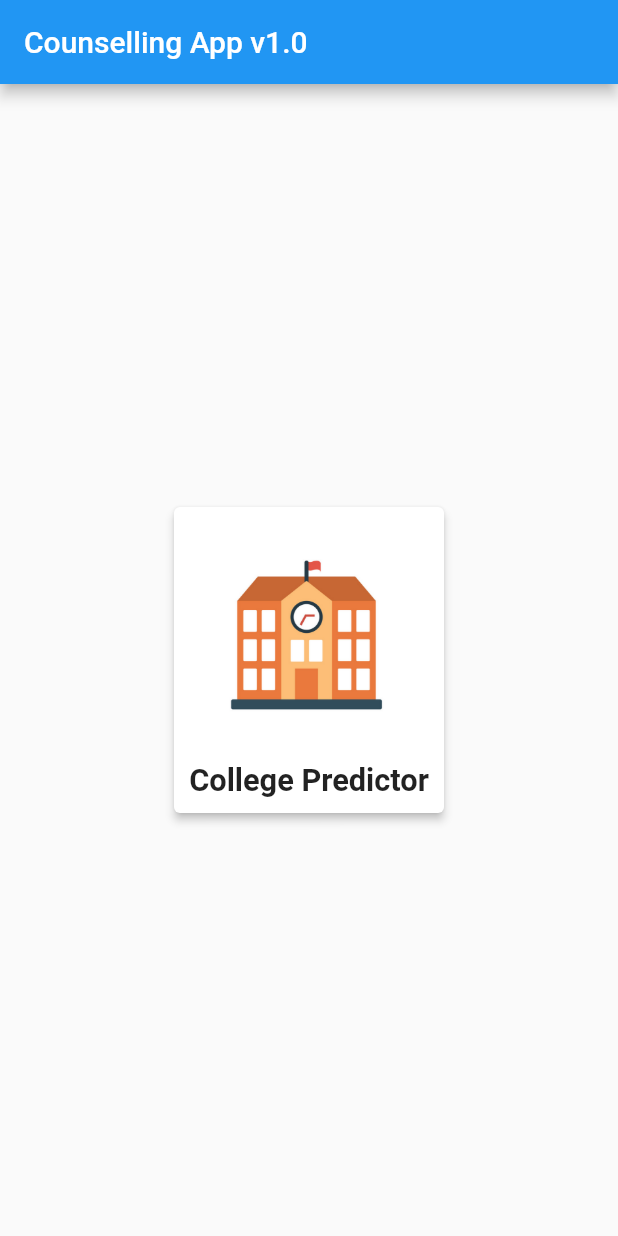
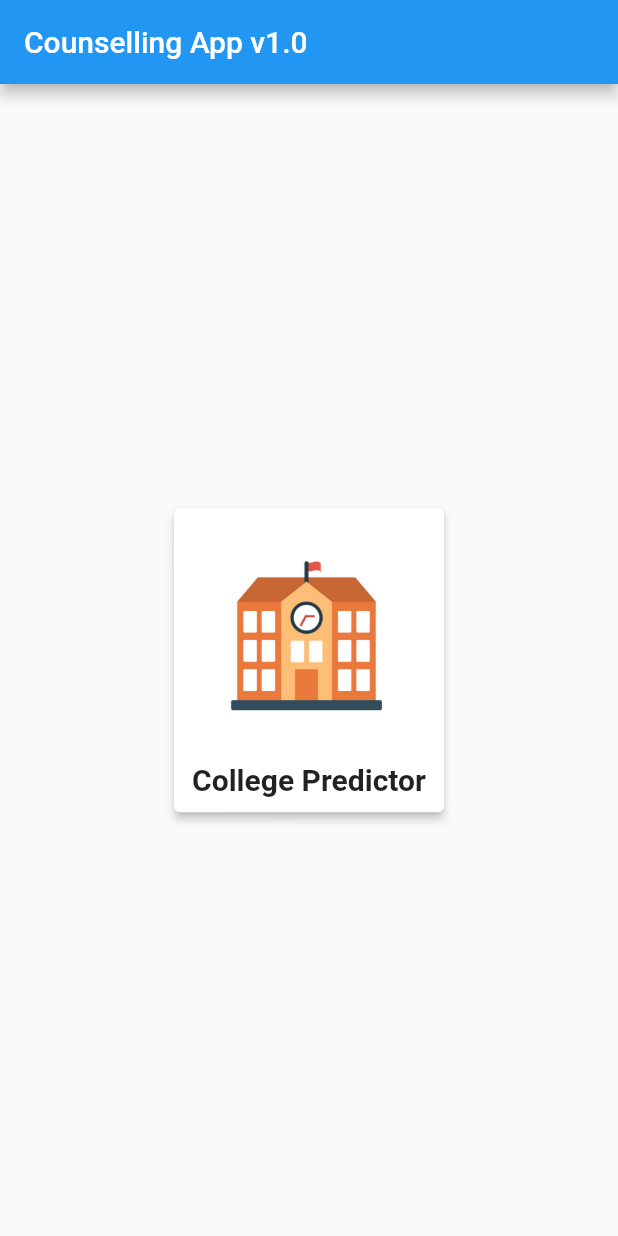
Before and after one commit to cyber-venom003/counselling_app, a Flutter app: the screen it shows after launch, on a phone screen of 412 x 824 dp. Run offline on Flutter 3.47's test engine with Material 2 defaults, Android fonts, the phone set to English and light mode, and no system bars.

```diff
--- a/lib/routes/startPage.dart
+++ b/lib/routes/startPage.dart
@@ -33,7 +33,7 @@ class StartPage extends StatelessWidget {
                             textAlign: TextAlign.center,
                             style: TextStyle(
                               fontWeight: FontWeight.w600,
-                              fontSize: 20.5
+                              fontSize: 20.0
                             ),
                           )
                         ],
```
